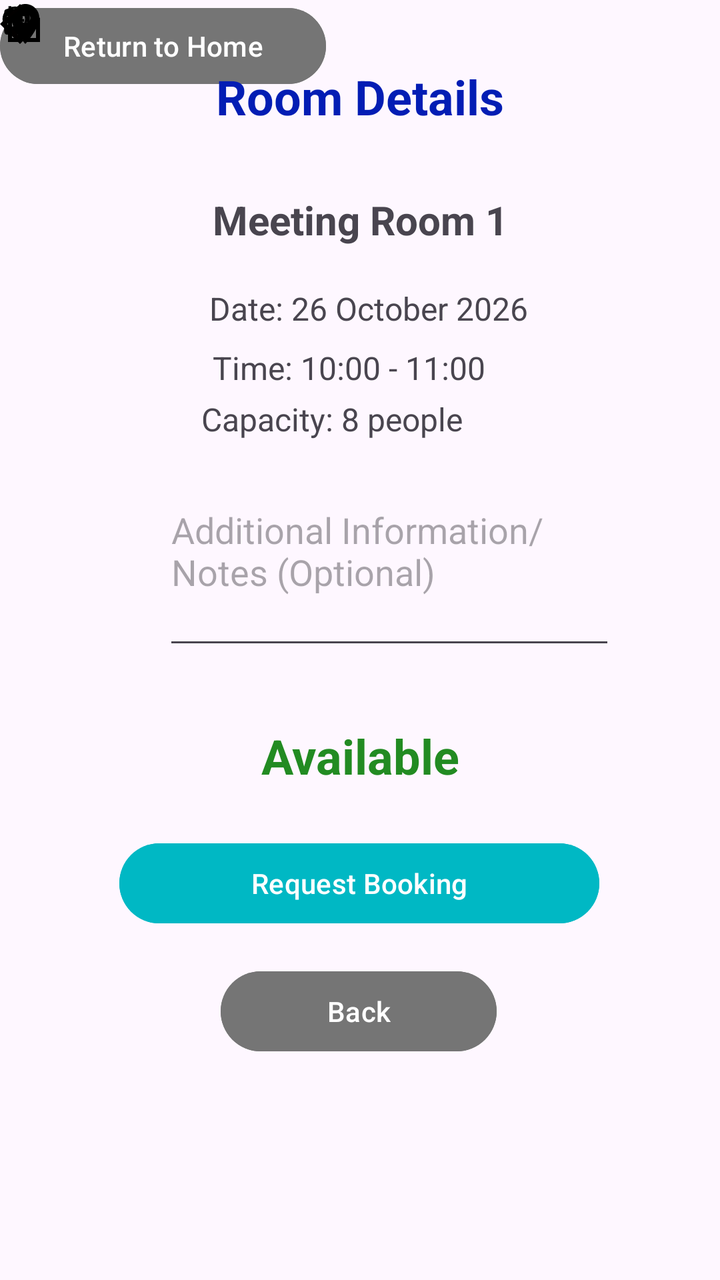
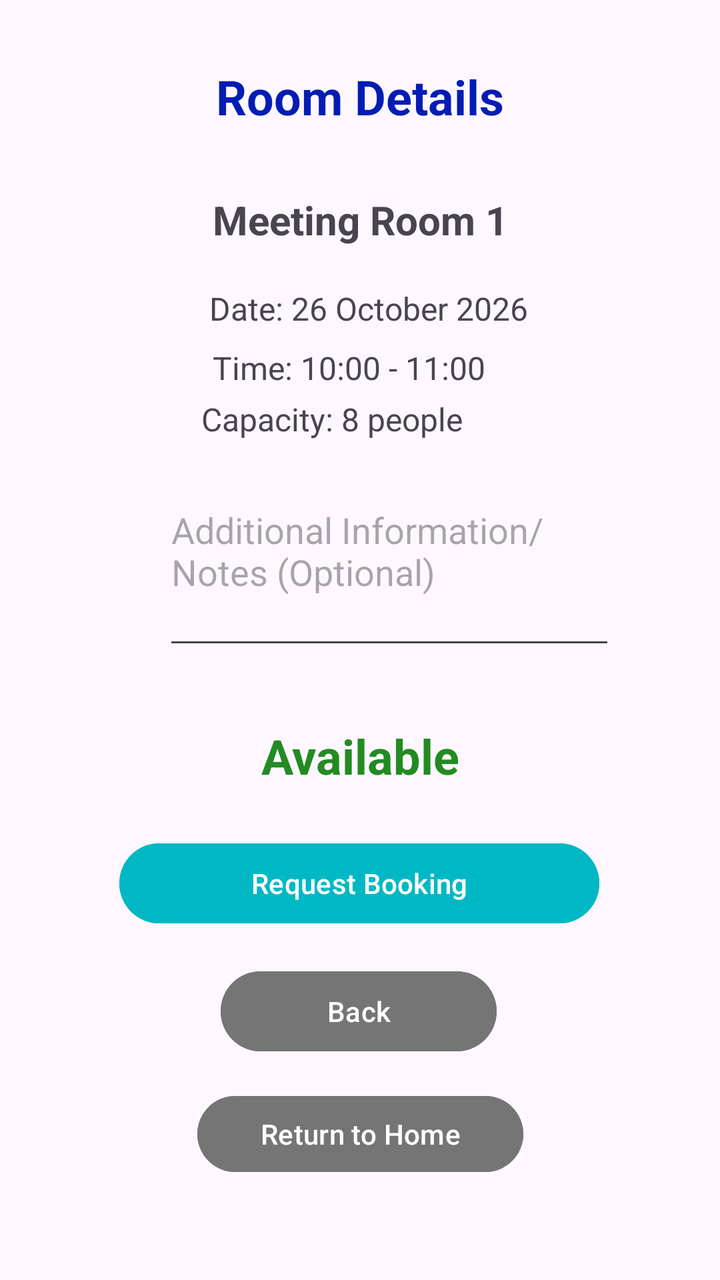

The first picture is an Android layout as it rendered before a commit; the second is the same layout after the commit. The layout source and the unified diff follow.
<!-- AndroidManifest.xml: application theme Theme.OfficeSpaceBooking -->
<!-- res/layout/activity_room_details.xml -->
<?xml version="1.0" encoding="utf-8"?>
<androidx.constraintlayout.widget.ConstraintLayout xmlns:android="http://schemas.android.com/apk/res/android"
    xmlns:app="http://schemas.android.com/apk/res-auto"
    xmlns:tools="http://schemas.android.com/tools"
    android:id="@+id/main"
    android:layout_width="match_parent"
    android:layout_height="match_parent"
    tools:context=".RoomDetailsActivity">

    <Button
        android:id="@+id/btnReturntoHome2"
        android:layout_width="163dp"
        android:layout_height="46dp"
        android:backgroundTint="#757575"
        android:text="Return to Home"
        tools:layout_editor_absoluteX="124dp"
        tools:layout_editor_absoluteY="544dp" />

    <Button
        android:id="@+id/btnBack2"
        android:layout_width="138dp"
        android:layout_height="48dp"
        android:layout_marginTop="16dp"
        android:backgroundTint="#757575"
        android:text="Back"
        app:layout_constraintEnd_toEndOf="parent"
        app:layout_constraintHorizontal_bias="0.497"
        app:layout_constraintStart_toStartOf="parent"
        app:layout_constraintTop_toBottomOf="@+id/btnRequestBooking" />

    <Button
        android:id="@+id/btnRequestBooking"
        android:layout_width="240dp"
        android:layout_height="48dp"
        android:layout_marginTop="24dp"
        android:backgroundTint="#00B8C4"
        android:text="Request Booking"
        app:layout_constraintEnd_toEndOf="parent"
        app:layout_constraintHorizontal_bias="0.497"
        app:layout_constraintStart_toStartOf="parent"
        app:layout_constraintTop_toBottomOf="@+id/txtAvailabilityStatus" />

    <TextView
        android:id="@+id/txtRoomDetailsTitle"
        android:layout_width="wrap_content"
        android:layout_height="wrap_content"
        android:layout_marginTop="32dp"
        android:text="Room Details"
        android:textColor="#031DB4"
        android:textSize="24sp"
        android:textStyle="bold"
        app:layout_constraintEnd_toEndOf="parent"
        app:layout_constraintStart_toStartOf="parent"
        app:layout_constraintTop_toTopOf="parent" />

    <TextView
        android:id="@+id/txtRoomName"
        android:layout_width="wrap_content"
        android:layout_height="wrap_content"
        android:layout_marginTop="32dp"
        android:text="Meeting Room 1"
        android:textSize="20sp"
        android:textStyle="bold"
        app:layout_constraintEnd_toEndOf="parent"
        app:layout_constraintStart_toStartOf="parent"
        app:layout_constraintTop_toBottomOf="@+id/txtRoomDetailsTitle" />

    <TextView
        android:id="@+id/txtRoomDate"
        android:layout_width="wrap_content"
        android:layout_height="wrap_content"
        android:layout_marginTop="20dp"
        android:text="Date: 26 October 2026"
        android:textSize="16sp"
        app:layout_constraintEnd_toEndOf="parent"
        app:layout_constraintHorizontal_bias="0.521"
        app:layout_constraintStart_toStartOf="parent"
        app:layout_constraintTop_toBottomOf="@+id/txtRoomName" />

    <TextView
        android:id="@+id/txtRoomCapacity"
        android:layout_width="190dp"
        android:layout_height="24dp"
        android:layout_marginTop="4dp"
        android:text="Capacity: 8 people"
        android:textSize="16sp"
        app:layout_constraintEnd_toEndOf="parent"
        app:layout_constraintHorizontal_bias="0.592"
        app:layout_constraintStart_toStartOf="parent"
        app:layout_constraintTop_toBottomOf="@+id/txtRoomTime" />

    <TextView
        android:id="@+id/txtRoomTime"
        android:layout_width="wrap_content"
        android:layout_height="wrap_content"
        android:layout_marginTop="8dp"
        android:text="Time: 10:00 - 11:00"
        android:textAlignment="viewStart"
        android:textSize="16sp"
        app:layout_constraintEnd_toEndOf="parent"
        app:layout_constraintHorizontal_bias="0.476"
        app:layout_constraintStart_toStartOf="parent"
        app:layout_constraintTop_toBottomOf="@+id/txtRoomDate" />

    <ImageView
        android:id="@+id/imageView9"
        android:layout_width="25dp"
        android:layout_height="24dp"
        app:srcCompat="@drawable/room"
        tools:layout_editor_absoluteX="106dp"
        tools:layout_editor_absoluteY="99dp" />

    <ImageView
        android:id="@+id/imageView10"
        android:layout_width="17dp"
        android:layout_height="20dp"
        app:srcCompat="@drawable/date"
        tools:layout_editor_absoluteX="113dp"
        tools:layout_editor_absoluteY="146dp" />

    <ImageView
        android:id="@+id/imageView11"
        android:layout_width="15dp"
        android:layout_height="19dp"
        app:srcCompat="@drawable/time"
        tools:layout_editor_absoluteX="115dp"
        tools:layout_editor_absoluteY="174dp" />

    <ImageView
        android:id="@+id/imageView12"
        android:layout_width="17dp"
        android:layout_height="23dp"
        app:srcCompat="@drawable/employee"
        tools:layout_editor_absoluteX="113dp"
        tools:layout_editor_absoluteY="199dp" />

    <EditText
        android:id="@+id/editTextTextMultiLine"
        android:layout_width="226dp"
        android:layout_height="87dp"
        android:layout_marginTop="20dp"
        android:ems="10"
        android:gravity="start|top"
        android:hint="Additional Information/Notes (Optional)"
        android:inputType="textMultiLine"
        app:layout_constraintEnd_toEndOf="parent"
        app:layout_constraintHorizontal_bias="0.61"
        app:layout_constraintStart_toStartOf="parent"
        app:layout_constraintTop_toBottomOf="@+id/txtRoomCapacity" />

    <TextView
        android:id="@+id/txtAvailabilityStatus"
        android:layout_width="123dp"
        android:layout_height="32dp"
        android:layout_marginTop="32dp"
        android:text="Available"
        android:textAlignment="center"
        android:textColor="	#228B22"
        android:textSize="24sp"
        android:textStyle="bold"
        app:layout_constraintEnd_toEndOf="parent"
        app:layout_constraintStart_toStartOf="parent"
        app:layout_constraintTop_toBottomOf="@+id/editTextTextMultiLine" />

    <ImageView
        android:id="@+id/imageView42"
        android:layout_width="wrap_content"
        android:layout_height="wrap_content"
        android:tint="#020000"
        app:srcCompat="@drawable/outline_arrow_back_ios_24"
        tools:layout_editor_absoluteX="158dp"
        tools:layout_editor_absoluteY="496dp" />

    <ImageView
        android:id="@+id/imageView43"
        android:layout_width="wrap_content"
        android:layout_height="wrap_content"
        app:srcCompat="@drawable/outline_home_24"
        tools:layout_editor_absoluteX="131dp"
        tools:layout_editor_absoluteY="557dp" />

</androidx.constraintlayout.widget.ConstraintLayout>
<!-- resources referenced by this layout -->
<resources>
  <!-- drawable date (drawable) -->
  <vector xmlns:android="http://schemas.android.com/apk/res/android" android:height="24dp" android:tint="#000000" android:viewportHeight="24" android:viewportWidth="24" android:width="24dp">
        
      <path android:fillColor="@android:color/white" android:pathData="M9,11L7,11v2h2v-2zM13,11h-2v2h2v-2zM17,11h-2v2h2v-2zM19,4h-1L18,2h-2v2L8,4L8,2L6,2v2L5,4c-1.11,0 -1.99,0.9 -1.99,2L3,20c0,1.1 0.89,2 2,2h14c1.1,0 2,-0.9 2,-2L21,6c0,-1.1 -0.9,-2 -2,-2zM19,20L5,20L5,9h14v11z"/>
      
  </vector>
  <!-- drawable employee (drawable) -->
  <vector xmlns:android="http://schemas.android.com/apk/res/android" android:height="24dp" android:tint="#000000" android:viewportHeight="24" android:viewportWidth="24" android:width="24dp">
        
      <path android:fillColor="@android:color/white" android:pathData="M12,12c2.21,0 4,-1.79 4,-4s-1.79,-4 -4,-4 -4,1.79 -4,4 1.79,4 4,4zM12,14c-2.67,0 -8,1.34 -8,4v2h16v-2c0,-2.66 -5.33,-4 -8,-4z"/>
      
  </vector>
  <!-- drawable outline_arrow_back_ios_24 (drawable) -->
  <vector xmlns:android="http://schemas.android.com/apk/res/android" android:autoMirrored="true" android:height="24dp" android:tint="#FFFFFF" android:viewportHeight="960" android:viewportWidth="960" android:width="24dp">
        
      <path android:fillColor="@android:color/white" android:pathData="M400,880L0,480L400,80L471,151L142,480L471,809L400,880Z"/>
      
  </vector>
  <!-- drawable outline_home_24 (drawable) -->
  <vector xmlns:android="http://schemas.android.com/apk/res/android" android:height="24dp" android:tint="#000000" android:viewportHeight="960" android:viewportWidth="960" android:width="24dp">
        
      <path android:fillColor="@android:color/white" android:pathData="M240,760L360,760L360,520L600,520L600,760L720,760L720,400L480,220L240,400L240,760ZM160,840L160,360L480,120L800,360L800,840L520,840L520,600L440,600L440,840L160,840ZM480,490L480,490L480,490L480,490L480,490L480,490L480,490L480,490L480,490Z"/>
      
  </vector>
  <!-- drawable room (drawable) -->
  <vector xmlns:android="http://schemas.android.com/apk/res/android" android:height="240dp" android:tint="#000000" android:viewportHeight="24" android:viewportWidth="24" android:width="240dp">
        
      <path android:fillColor="@android:color/white" android:pathData="M12,2C8.13,2 5,5.13 5,9c0,5.25 7,13 7,13s7,-7.75 7,-13c0,-3.87 -3.13,-7 -7,-7zM12,11.5c-1.38,0 -2.5,-1.12 -2.5,-2.5s1.12,-2.5 2.5,-2.5 2.5,1.12 2.5,2.5 -1.12,2.5 -2.5,2.5z"/>
      
  </vector>
  <!-- drawable time (drawable) -->
  <vector xmlns:android="http://schemas.android.com/apk/res/android" android:height="24dp" android:tint="#000000" android:viewportHeight="24" android:viewportWidth="24" android:width="24dp">
        
      <path android:fillColor="@android:color/white" android:pathData="M11.99,2C6.47,2 2,6.48 2,12s4.47,10 9.99,10C17.52,22 22,17.52 22,12S17.52,2 11.99,2zM12,20c-4.42,0 -8,-3.58 -8,-8s3.58,-8 8,-8 8,3.58 8,8 -3.58,8 -8,8z"/>
        
      <path android:fillColor="@android:color/white" android:pathData="M12.5,7H11v6l5.25,3.15 0.75,-1.23 -4.5,-2.67z"/>
      
  </vector>
  <style name="Theme.OfficeSpaceBooking" parent="Base.Theme.OfficeSpaceBooking" />
  <style name="Base.Theme.OfficeSpaceBooking" parent="Theme.Material3.DayNight.NoActionBar">
          
          
      </style>
</resources>

<!-- the commit's change to res/layout/activity_room_details.xml (unified diff, before → after) -->
@@ -11,10 +11,14 @@
         android:id="@+id/btnReturntoHome2"
         android:layout_width="163dp"
         android:layout_height="46dp"
+        android:layout_marginStart="124dp"
+        android:layout_marginTop="544dp"
+        android:layout_marginEnd="124dp"
         android:backgroundTint="#757575"
         android:text="Return to Home"
-        tools:layout_editor_absoluteX="124dp"
-        tools:layout_editor_absoluteY="544dp" />
+        app:layout_constraintEnd_toEndOf="parent"
+        app:layout_constraintStart_toStartOf="parent"
+        app:layout_constraintTop_toTopOf="parent" />
 
     <Button
         android:id="@+id/btnBack2"
@@ -106,33 +110,49 @@
         android:id="@+id/imageView9"
         android:layout_width="25dp"
         android:layout_height="24dp"
-        app:srcCompat="@drawable/room"
-        tools:layout_editor_absoluteX="106dp"
-        tools:layout_editor_absoluteY="99dp" />
+        android:layout_marginStart="106dp"
+        android:layout_marginTop="99dp"
+        android:layout_marginEnd="280dp"
+        app:layout_constraintEnd_toEndOf="parent"
+        app:layout_constraintStart_toStartOf="parent"
+        app:layout_constraintTop_toTopOf="parent"
+        app:srcCompat="@drawable/room" />
 
     <ImageView
         android:id="@+id/imageView10"
         android:layout_width="17dp"
         android:layout_height="20dp"
-        app:srcCompat="@drawable/date"
-        tools:layout_editor_absoluteX="113dp"
-        tools:layout_editor_absoluteY="146dp" />
+        android:layout_marginStart="113dp"
+        android:layout_marginTop="146dp"
+        android:layout_marginEnd="281dp"
+        app:layout_constraintEnd_toEndOf="parent"
+        app:layout_constraintStart_toStartOf="parent"
+        app:layout_constraintTop_toTopOf="parent"
+        app:srcCompat="@drawable/date" />
 
     <ImageView
         android:id="@+id/imageView11"
         android:layout_width="15dp"
         android:layout_height="19dp"
-        app:srcCompat="@drawable/time"
-        tools:layout_editor_absoluteX="115dp"
-        tools:layout_editor_absoluteY="174dp" />
+        android:layout_marginStart="115dp"
+        android:layout_marginTop="174dp"
+        android:layout_marginEnd="281dp"
+        app:layout_constraintEnd_toEndOf="parent"
+        app:layout_constraintStart_toStartOf="parent"
+        app:layout_constraintTop_toTopOf="parent"
+        app:srcCompat="@drawable/time" />
 
     <ImageView
         android:id="@+id/imageView12"
         android:layout_width="17dp"
         android:layout_height="23dp"
-        app:srcCompat="@drawable/employee"
-        tools:layout_editor_absoluteX="113dp"
-        tools:layout_editor_absoluteY="199dp" />
+        android:layout_marginStart="113dp"
+        android:layout_marginTop="199dp"
+        android:layout_marginEnd="281dp"
+        app:layout_constraintEnd_toEndOf="parent"
+        app:layout_constraintStart_toStartOf="parent"
+        app:layout_constraintTop_toTopOf="parent"
+        app:srcCompat="@drawable/employee" />
 
     <EditText
         android:id="@+id/editTextTextMultiLine"
@@ -166,17 +186,25 @@
         android:id="@+id/imageView42"
         android:layout_width="wrap_content"
         android:layout_height="wrap_content"
+        android:layout_marginStart="158dp"
+        android:layout_marginTop="496dp"
+        android:layout_marginEnd="229dp"
         android:tint="#020000"
-        app:srcCompat="@drawable/outline_arrow_back_ios_24"
-        tools:layout_editor_absoluteX="158dp"
-        tools:layout_editor_absoluteY="496dp" />
+        app:layout_constraintEnd_toEndOf="parent"
+        app:layout_constraintStart_toStartOf="parent"
+        app:layout_constraintTop_toTopOf="parent"
+        app:srcCompat="@drawable/outline_arrow_back_ios_24" />
 
     <ImageView
         android:id="@+id/imageView43"
         android:layout_width="wrap_content"
         android:layout_height="wrap_content"
-        app:srcCompat="@drawable/outline_home_24"
-        tools:layout_editor_absoluteX="131dp"
-        tools:layout_editor_absoluteY="557dp" />
+        android:layout_marginStart="131dp"
+        android:layout_marginTop="557dp"
+        android:layout_marginEnd="256dp"
+        app:layout_constraintEnd_toEndOf="parent"
+        app:layout_constraintStart_toStartOf="parent"
+        app:layout_constraintTop_toTopOf="parent"
+        app:srcCompat="@drawable/outline_home_24" />
 
 </androidx.constraintlayout.widget.ConstraintLayout>
